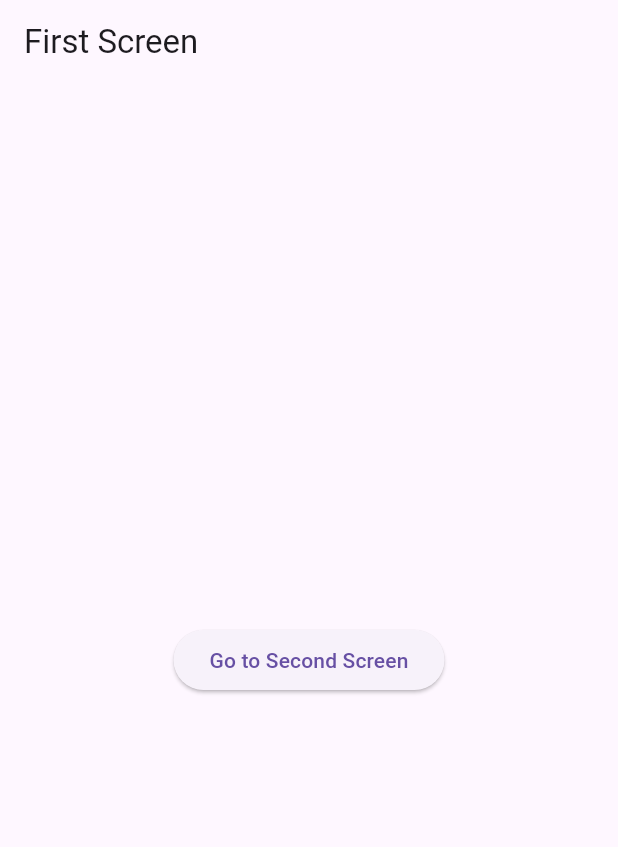
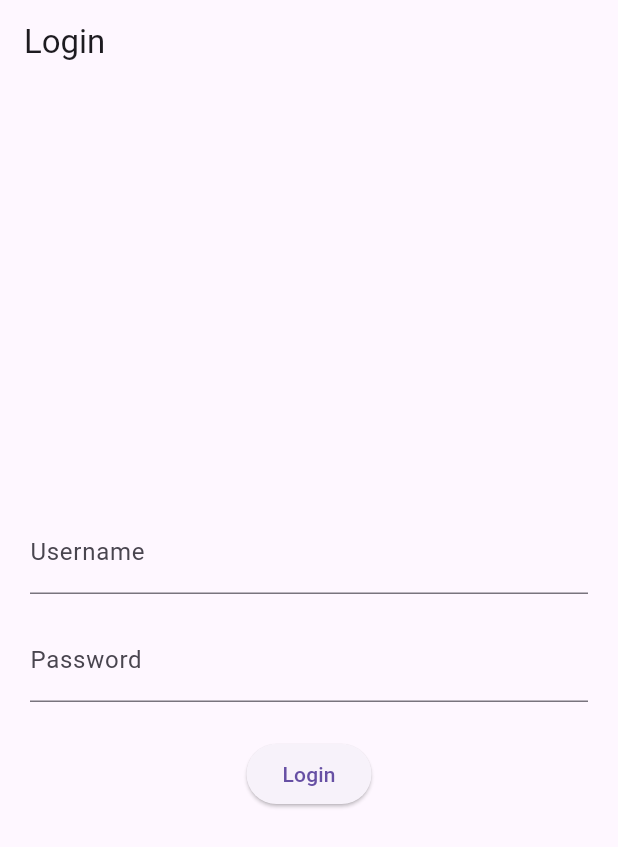
Before and after one commit to MondiraDey/flutter_application_4, a Flutter app: the screen it shows after launch, on a phone screen of 412 x 824 dp. Shown: the top 847 px of the screen. Run offline on Flutter 3.47's test engine with Material 3 defaults, Android fonts, the phone set to English and light mode, and no system bars.

Commit message:
6th code

```diff
--- a/lib/main.dart
+++ b/lib/main.dart
@@ -8,55 +8,86 @@ class MyApp extends StatelessWidget {
   @override
   Widget build(BuildContext context) {
     return MaterialApp(
-      title: 'Two Screen Navigation',
-      home: FirstScreen(),
+      title: 'Login Form Example',
+      home: LoginScreen(),
     );
   }
 }
 
-class FirstScreen extends StatelessWidget {
+class LoginScreen extends StatefulWidget {
+  @override
+  _LoginScreenState createState() => _LoginScreenState();
+}
+
+class _LoginScreenState extends State<LoginScreen> {
+  final _formKey = GlobalKey<FormState>();
+  final _usernameController = TextEditingController();
+  final _passwordController = TextEditingController();
+
+  void _submitForm() {
+    if (_formKey.currentState!.validate()) {
+      // If all fields pass validation
+      ScaffoldMessenger.of(context).showSnackBar(
+        SnackBar(content: Text('Logging in...')),
+      );
+      // You can add actual login logic here
+    }
+  }
+
+  @override
+  void dispose() {
+    _usernameController.dispose();
+    _passwordController.dispose();
+    super.dispose();
+  }
+
   @override
   Widget build(BuildContext context) {
     return Scaffold(
-      appBar: AppBar(
-        title: Text('First Screen'),
-      ),
-      body: Center(
-        child: ElevatedButton(
-          child: Text('Go to Second Screen'),
-          onPressed: () {
-            Navigator.push(
-              context,
-              MaterialPageRoute(builder: (context) => SecondScreen()),
-            );
-          },
+      appBar: AppBar(title: Text('Login')),
+      body: Padding(
+        padding: EdgeInsets.all(20.0),
+        child: Form(
+          key: _formKey,
+          child: Column(
+            mainAxisAlignment: MainAxisAlignment.center,
+            children: [
+              // Username Field
+              TextFormField(
+                controller: _usernameController,
+                decoration: InputDecoration(labelText: 'Username'),
+                validator: (value) {
+                  if (value == null || value.trim().isEmpty) {
+                    return 'Please enter a username';
+                  }
+                  return null;
+                },
+              ),
+              SizedBox(height: 16),
+
+              // Password Field
+              TextFormField(
+                controller: _passwordController,
+                obscureText: true,
+                decoration: InputDecoration(labelText: 'Password'),
+                validator: (value) {
+                  if (value == null || value.trim().isEmpty) {
+                    return 'Please enter a password';
+                  }
+                  return null;
+                },
+              ),
+              SizedBox(height: 24),
+
+              // Submit Button
+              ElevatedButton(
+                onPressed: _submitForm,
+                child: Text('Login'),
+              ),
+            ],
+          ),
         ),
       ),
     );
   }
 }
-
-class SecondScreen extends StatelessWidget {
-  @override
-  Widget build(BuildContext context) {
-    return Scaffold(
-      appBar: AppBar(
-        title: Text('Second Screen'),
-        leading: IconButton(
-          icon: Icon(Icons.arrow_back),
-          onPressed: () {
-            Navigator.pop(context); // Go back to the first screen
-          },
-        ),
-      ),
-      body: Center(
-        child: ElevatedButton(
-          child: Text('Back to First Screen'),
-          onPressed: () {
-            Navigator.pop(context);
-          },
-        ),
-      ),
-    );
-  }
-}
```
